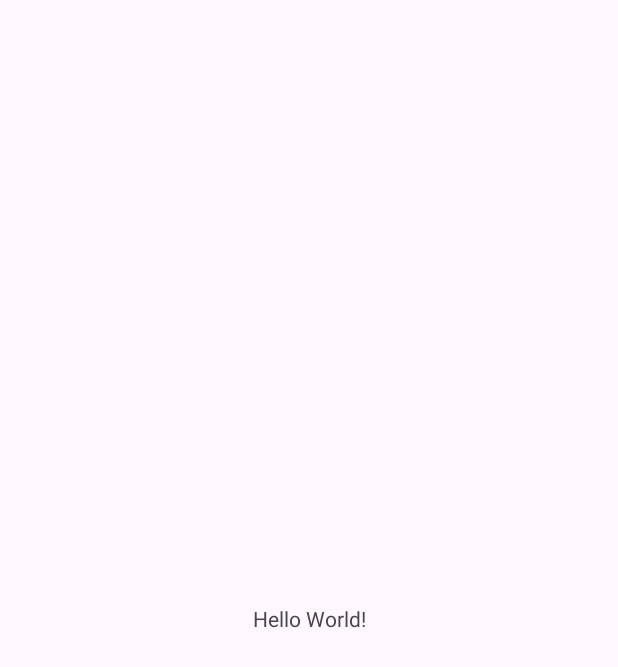
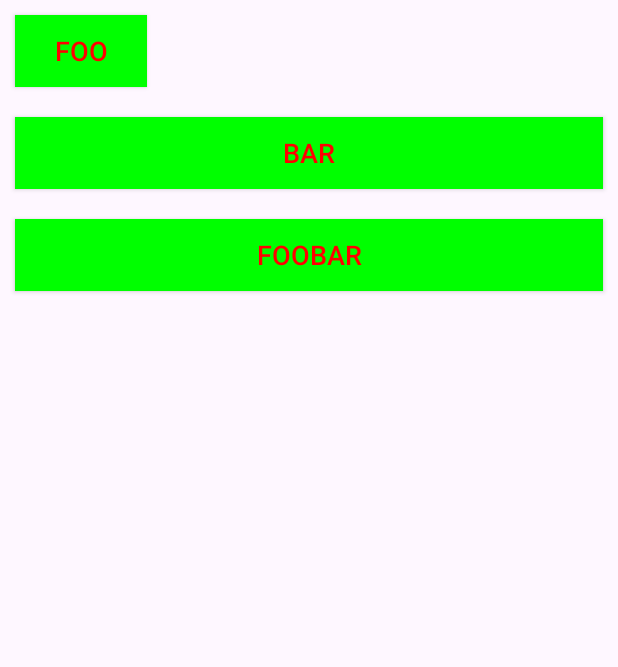
Before and after one commit to itamar3188/Task3Android, an Android app: the screen it shows after launch (MainActivity), on a phone screen of 412 x 824 dp. Before the commit the part shown is almost empty. Shown: the top 667 px of the screen. Run offline under Robolectric (Android 15) with nearby library versions, the phone set to English and light mode, and no system bars.

Commit message:
add files

```diff
--- a/app/src/main/java/com/example/foo/MainActivity.java
+++ b/app/src/main/java/com/example/foo/MainActivity.java
@@ -1,14 +1,14 @@
 package com.example.foo;
 
-import androidx.appcompat.app.AppCompatActivity;
-
+import android.app.Activity;
 import android.os.Bundle;
 
-public class MainActivity extends AppCompatActivity {
+public class MainActivity extends Activity {
 
     @Override
     protected void onCreate(Bundle savedInstanceState) {
         super.onCreate(savedInstanceState);
+
         setContentView(R.layout.activity_main);
     }
 }
--- a/app/src/main/res/layout/activity_main.xml
+++ b/app/src/main/res/layout/activity_main.xml
@@ -1,18 +1,26 @@
 <?xml version="1.0" encoding="utf-8"?>
-<androidx.constraintlayout.widget.ConstraintLayout xmlns:android="http://schemas.android.com/apk/res/android"
-    xmlns:app="http://schemas.android.com/apk/res-auto"
-    xmlns:tools="http://schemas.android.com/tools"
+
+
+<LinearLayout xmlns:android="http://schemas.android.com/apk/res/android"
     android:layout_width="match_parent"
     android:layout_height="match_parent"
-    tools:context=".MainActivity">
+    android:orientation="vertical">
 
-    <TextView
+    <Button
         android:layout_width="wrap_content"
         android:layout_height="wrap_content"
-        android:text="Hello World!"
-        app:layout_constraintBottom_toBottomOf="parent"
-        app:layout_constraintEnd_toEndOf="parent"
-        app:layout_constraintStart_toStartOf="parent"
-        app:layout_constraintTop_toTopOf="parent" />
+        android:text="@string/foo"
+        style="@style/myBtn"/>
 
-</androidx.constraintlayout.widget.ConstraintLayout>
+    <Button
+        android:layout_width="match_parent"
+        android:layout_height="wrap_content"
+        android:text="@string/bar"
+        style="@style/myBtn"/>
+
+    <Button
+        android:layout_width="match_parent"
+        android:layout_height="wrap_content"
+        android:text="@string/foobar"
+        style="@style/myBtn"/>
+</LinearLayout>
--- a/app/src/main/res/values/strings.xml
+++ b/app/src/main/res/values/strings.xml
@@ -1,3 +1,6 @@
 <resources>
     <string name="app_name">Foo</string>
+    <string name="foo">Foo</string>
+    <string name="bar">Bar</string>
+    <string name="foobar">Foobar</string>
 </resources>
--- /dev/null
+++ b/app/src/main/res/values/styles.xml
@@ -0,0 +1,9 @@
+<?xml version="1.0" encoding="utf-8"?>
+<resources>
+    <style name="myBtn">
+        <item name="android:background">#00FF00</item>
+        <item name="android:textColor">#FF0000</item>
+        <item name="android:textSize">18sp</item>
+        <item name="android:layout_margin">10dp</item>
+    </style>
+</resources>
```
Also changed, not shown: 1 other file.
